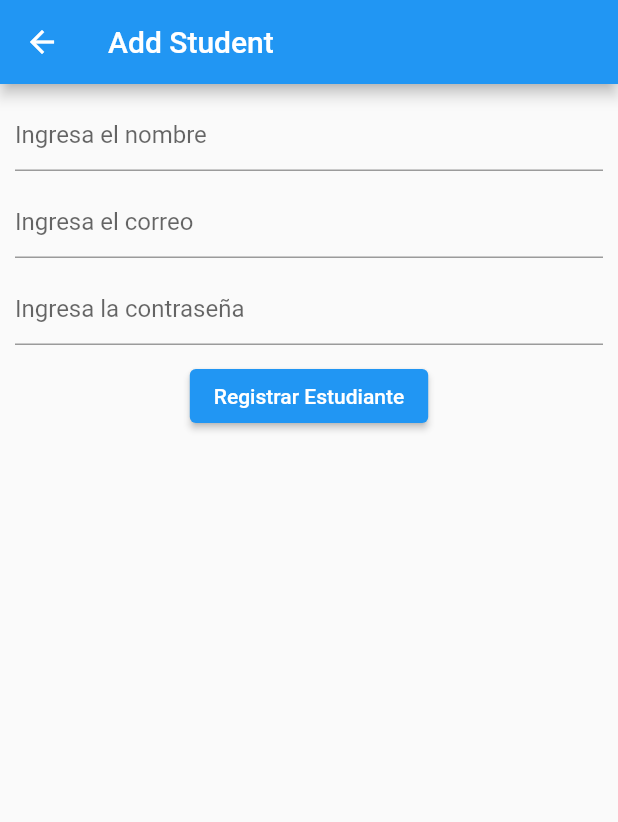
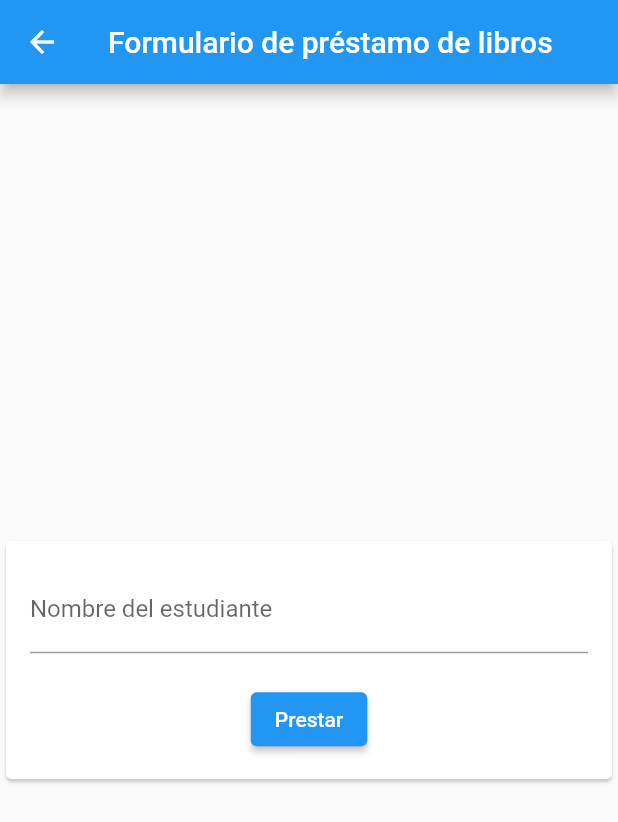
Before and after one commit to juliandrojas/app_biblioteca_firebase_v2, a Flutter app: the FormularioPrestamo screen opened by its route, on a phone screen of 412 x 824 dp. Shown: the top 822 px of the screen. Run offline on Flutter 3.47's test engine with Material 2 defaults, Android fonts, the phone set to English and light mode, and no system bars; our stand-ins replace cloud_firestore, firebase_core; accounts and stored records are empty.

Commit message:
Structure of formulario_prestamo.dart done

```diff
--- a/lib/pages/formulario_prestamo.dart
+++ b/lib/pages/formulario_prestamo.dart
@@ -11,51 +11,28 @@ class FormularioPrestamo extends StatefulWidget {
 class _FormularioPrestamoState extends State<FormularioPrestamo> {
   //Controllers
   TextEditingController nombreController = TextEditingController(text: "");
-  TextEditingController correoController = TextEditingController(text: "");
-  TextEditingController contrasenaController = TextEditingController(text: "");
   @override
   Widget build(BuildContext context) {
     return Scaffold(
       appBar: AppBar(
-        title: const Text("Add Student"),
+        title: const Text("Formulario de préstamo de libros"),
       ),
-      body: Padding(
-        padding: const EdgeInsets.all(10.0),
-        child: Column(
-          children: [
-            TextField(
-              controller: nombreController,
-              decoration: const InputDecoration(
-                hintText: 'Ingresa el nombre',
+      body: Center(
+        child: Card(
+          child: Padding(
+            padding: const EdgeInsets.all(16.0),
+            child: Column(mainAxisSize: MainAxisSize.min, children: [
+              TextField(
+                controller: nombreController,
+                decoration: InputDecoration(labelText: "Nombre del estudiante"),
               ),
-            ),
-            const SizedBox(height: 10),
-            TextField(
-              controller: correoController,
-              decoration: const InputDecoration(
-                hintText: 'Ingresa el correo',
+              const SizedBox(height: 20),
+              ElevatedButton(
+                onPressed: () {},
+                child: const Text("Prestar"),
               ),
-            ),
-            const SizedBox(height: 10),
-            TextField(
-              controller: contrasenaController,
-              obscureText: true,
-              decoration: const InputDecoration(
-                hintText: 'Ingresa la contraseña',
-              ),
-            ),
-            const SizedBox(height: 10),
-            ElevatedButton(
-              onPressed: () async {
-                await anadirEstudiante(nombreController.text,
-                        correoController.text, contrasenaController.text)
-                    .then((_) {
-                  Navigator.pop(context);
-                });
-              },
-              child: const Text("Registrar Estudiante"),
-            ),
-          ],
+            ]),
+          ),
         ),
       ),
     );
```
